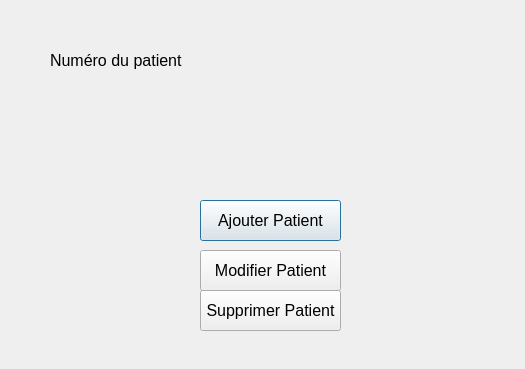
Old version of the form Pharmacie/UI/dialog_patient.ui in the repository ElliotBrouillard/Pharmacie.
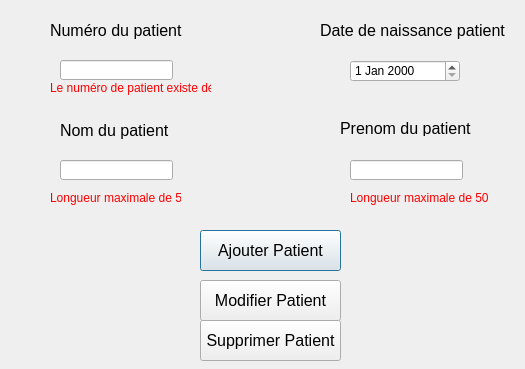
New version of the form.

What changed in the file:
```diff
--- a/Pharmacie/UI/dialog_patient.ui
+++ b/Pharmacie/UI/dialog_patient.ui
@@ -17,7 +17,7 @@
    <property name="geometry">
     <rect>
      <x>50</x>
-     <y>40</y>
+     <y>10</y>
      <width>141</width>
      <height>41</height>
     </rect>
@@ -35,7 +35,7 @@
    <property name="geometry">
     <rect>
      <x>200</x>
-     <y>200</y>
+     <y>230</y>
      <width>141</width>
      <height>41</height>
     </rect>
@@ -53,7 +53,7 @@
    <property name="geometry">
     <rect>
      <x>200</x>
-     <y>250</y>
+     <y>280</y>
      <width>141</width>
      <height>41</height>
     </rect>
@@ -71,7 +71,7 @@
    <property name="geometry">
     <rect>
      <x>200</x>
-     <y>290</y>
+     <y>320</y>
      <width>141</width>
      <height>41</height>
     </rect>
@@ -85,6 +85,331 @@
     <string>Supprimer Patient</string>
    </property>
   </widget>
+  <widget class="QLineEdit" name="lineEdit_num_patient">
+   <property name="geometry">
+    <rect>
+     <x>60</x>
+     <y>60</y>
+     <width>113</width>
+     <height>20</height>
+    </rect>
+   </property>
+  </widget>
+  <widget class="QDateEdit" name="dateEdit">
+   <property name="geometry">
+    <rect>
+     <x>350</x>
+     <y>60</y>
+     <width>110</width>
+     <height>22</height>
+    </rect>
+   </property>
+  </widget>
+  <widget class="QLabel" name="label_date_naiss_patient">
+   <property name="geometry">
+    <rect>
+     <x>320</x>
+     <y>20</y>
+     <width>191</width>
+     <height>21</height>
+    </rect>
+   </property>
+   <property name="font">
+    <font>
+     <pointsize>12</pointsize>
+    </font>
+   </property>
+   <property name="text">
+    <string>Date de naissance patient</string>
+   </property>
+  </widget>
+  <widget class="QLineEdit" name="lineEdit_nom_patient">
+   <property name="geometry">
+    <rect>
+     <x>60</x>
+     <y>160</y>
+     <width>113</width>
+     <height>20</height>
+    </rect>
+   </property>
+  </widget>
+  <widget class="QLineEdit" name="lineEdit_prenom_patient">
+   <property name="geometry">
+    <rect>
+     <x>350</x>
+     <y>160</y>
+     <width>113</width>
+     <height>20</height>
+    </rect>
+   </property>
+  </widget>
+  <widget class="QLabel" name="label_nom_patient">
+   <property name="geometry">
+    <rect>
+     <x>60</x>
+     <y>120</y>
+     <width>121</width>
+     <height>21</height>
+    </rect>
+   </property>
+   <property name="font">
+    <font>
+     <pointsize>12</pointsize>
+    </font>
+   </property>
+   <property name="text">
+    <string>Nom du patient</string>
+   </property>
+  </widget>
+  <widget class="QLabel" name="label_prenom_patient">
+   <property name="geometry">
+    <rect>
+     <x>340</x>
+     <y>120</y>
+     <width>141</width>
+     <height>16</height>
+    </rect>
+   </property>
+   <property name="font">
+    <font>
+     <pointsize>12</pointsize>
+    </font>
+   </property>
+   <property name="text">
+    <string>Prenom du patient</string>
+   </property>
+  </widget>
+  <widget class="QLabel" name="label_erreur_nom_patient">
+   <property name="geometry">
+    <rect>
+     <x>50</x>
+     <y>190</y>
+     <width>131</width>
+     <height>16</height>
+    </rect>
+   </property>
+   <property name="palette">
+    <palette>
+     <active>
+      <colorrole role="WindowText">
+       <brush brushstyle="SolidPattern">
+        <color alpha="255">
+         <red>255</red>
+         <green>0</green>
+         <blue>0</blue>
+        </color>
+       </brush>
+      </colorrole>
+      <colorrole role="Mid">
+       <brush brushstyle="SolidPattern">
+        <color alpha="255">
+         <red>255</red>
+         <green>0</green>
+         <blue>0</blue>
+        </color>
+       </brush>
+      </colorrole>
+      <colorrole role="Text">
+       <brush brushstyle="SolidPattern">
+        <color alpha="255">
+         <red>255</red>
+         <green>0</green>
+         <blue>0</blue>
+        </color>
+       </brush>
+      </colorrole>
+      <colorrole role="ButtonText">
+       <brush brushstyle="SolidPattern">
+        <color alpha="255">
+         <red>255</red>
+         <green>0</green>
+         <blue>0</blue>
+        </color>
+       </brush>
+      </colorrole>
+     </active>
+     <inactive>
+      <colorrole role="WindowText">
+       <brush brushstyle="SolidPattern">
+        <color alpha="255">
+         <red>255</red>
+         <green>0</green>
+         <blue>0</blue>
+        </color>
+       </brush>
+      </colorrole>
+      <colorrole role="Mid">
+       <brush brushstyle="SolidPattern">
+        <color alpha="255">
+         <red>255</red>
+         <green>0</green>
+         <blue>0</blue>
+        </color>
+       </brush>
+      </colorrole>
+      <colorrole role="Text">
+       <brush brushstyle="SolidPattern">
+        <color alpha="255">
+         <red>255</red>
+         <green>0</green>
+         <blue>0</blue>
+        </color>
+       </brush>
+      </colorrole>
+      <colorrole role="ButtonText">
+       <brush brushstyle="SolidPattern">
+        <color alpha="255">
+         <red>255</red>
+         <green>0</green>
+         <blue>0</blue>
+        </color>
+       </brush>
+      </colorrole>
+     </inactive>
+     <disabled>
+      <colorrole role="WindowText">
+       <brush brushstyle="SolidPattern">
+        <color alpha="255">
+         <red>120</red>
+         <green>120</green>
+         <blue>120</blue>
+        </color>
+       </brush>
+      </colorrole>
+      <colorrole role="Mid">
+       <brush brushstyle="SolidPattern">
+        <color alpha="255">
+         <red>255</red>
+         <green>0</green>
+         <blue>0</blue>
+        </color>
+       </brush>
+      </colorrole>
+      <colorrole role="Text">
+       <brush brushstyle="SolidPattern">
+        <color alpha="255">
+         <red>120</red>
+         <green>120</green>
+         <blue>120</blue>
+        </color>
+       </brush>
+      </colorrole>
+      <colorrole role="ButtonText">
+       <brush brushstyle="SolidPattern">
+        <color alpha="255">
+         <red>120</red>
+         <green>120</green>
+         <blue>120</blue>
+        </color>
+       </brush>
+      </colorrole>
+     </disabled>
+    </palette>
+   </property>
+   <property name="text">
+    <string>Longueur maximale de 50</string>
+   </property>
+  </widget>
+  <widget class="QLabel" name="label_erreur_num_patient_existe">
+   <property name="geometry">
+    <rect>
+     <x>50</x>
+     <y>80</y>
+     <width>161</width>
+     <height>16</height>
+    </rect>
+   </property>
+   <property name="palette">
+    <palette>
+     <active>
+      <colorrole role="WindowText">
+       <brush brushstyle="SolidPattern">
+        <color alpha="255">
+         <red>255</red>
+         <green>0</green>
+         <blue>0</blue>
+        </color>
+       </brush>
+      </colorrole>
+     </active>
+     <inactive>
+      <colorrole role="WindowText">
+       <brush brushstyle="SolidPattern">
+        <color alpha="255">
+         <red>255</red>
+         <green>0</green>
+         <blue>0</blue>
+        </color>
+       </brush>
+      </colorrole>
+     </inactive>
+     <disabled>
+      <colorrole role="WindowText">
+       <brush brushstyle="SolidPattern">
+        <color alpha="255">
+         <red>120</red>
+         <green>120</green>
+         <blue>120</blue>
+        </color>
+       </brush>
+      </colorrole>
+     </disabled>
+    </palette>
+   </property>
+   <property name="text">
+    <string>Le numéro de patient existe déjà</string>
+   </property>
+  </widget>
+  <widget class="QLabel" name="label_erreur_prenom_patient">
+   <property name="geometry">
+    <rect>
+     <x>350</x>
+     <y>190</y>
+     <width>141</width>
+     <height>16</height>
+    </rect>
+   </property>
+   <property name="palette">
+    <palette>
+     <active>
+      <colorrole role="WindowText">
+       <brush brushstyle="SolidPattern">
+        <color alpha="255">
+         <red>255</red>
+         <green>0</green>
+         <blue>0</blue>
+        </color>
+       </brush>
+      </colorrole>
+     </active>
+     <inactive>
+      <colorrole role="WindowText">
+       <brush brushstyle="SolidPattern">
+        <color alpha="255">
+         <red>255</red>
+         <green>0</green>
+         <blue>0</blue>
+        </color>
+       </brush>
+      </colorrole>
+     </inactive>
+     <disabled>
+      <colorrole role="WindowText">
+       <brush brushstyle="SolidPattern">
+        <color alpha="255">
+         <red>120</red>
+         <green>120</green>
+         <blue>120</blue>
+        </color>
+       </brush>
+      </colorrole>
+     </disabled>
+    </palette>
+   </property>
+   <property name="text">
+    <string>Longueur maximale de 50</string>
+   </property>
+  </widget>
  </widget>
  <resources/>
  <connections/>
```
Left out of the diff: 8 changed lines with no effect on the pictures.
